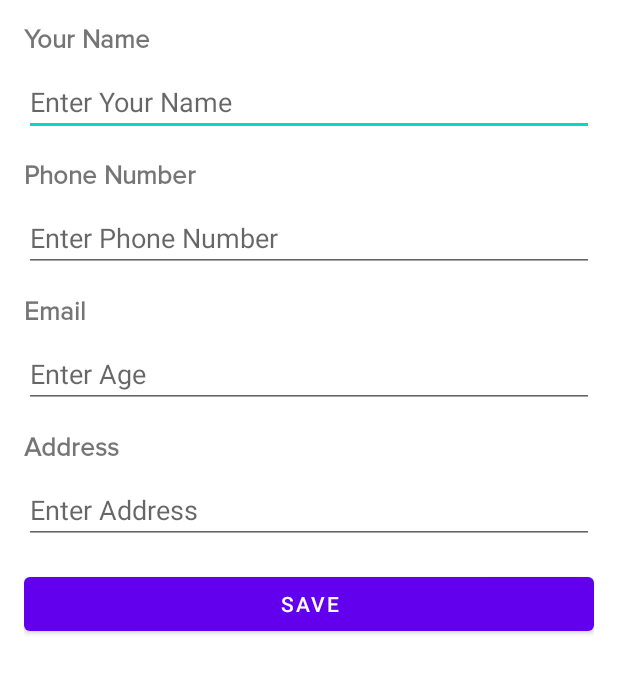
After one commit to Vincley/posturku, an Android app: the layout profile_content_contact.xml on its own in the app's theme, with its tools: preview values and no code run, on a phone screen of 412 x 824 dp. The commit adds this screen. Shown: the top 673 px of the screen. Run offline under Robolectric (Android 15) with nearby library versions, the phone set to English and light mode, and no system bars.

Commit message:
update activity_profile.xml

```diff
--- /dev/null
+++ b/app/src/main/res/layout/profile_content_contact.xml
@@ -0,0 +1,84 @@
+<?xml version="1.0" encoding="utf-8"?>
+<LinearLayout xmlns:android="http://schemas.android.com/apk/res/android"
+    android:layout_width="match_parent"
+    android:layout_height="wrap_content"
+    android:orientation="vertical"
+    android:padding="16dp">
+
+    <TextView
+        android:layout_width="wrap_content"
+        android:layout_height="wrap_content"
+        android:text="Your Name"
+        android:textSize="17sp"
+        android:fontFamily="@font/proximanovaregular"
+        android:textStyle="bold" />
+
+    <EditText
+        android:id="@+id/et_profile_contact_name"
+        android:layout_width="match_parent"
+        android:layout_height="wrap_content"
+        android:layout_marginTop="8dp"
+        android:hint="Enter Your Name"
+        android:inputType="phone" />
+
+    <TextView
+        android:id="@+id/nameTextView"
+        android:layout_width="wrap_content"
+        android:layout_height="wrap_content"
+        android:text="Phone Number"
+        android:textSize="17sp"
+        android:fontFamily="@font/proximanovaregular"
+        android:textStyle="bold"
+        android:layout_marginTop="16dp" />
+
+    <EditText
+        android:id="@+id/et_profile_contact_phone"
+        android:layout_width="match_parent"
+        android:layout_height="wrap_content"
+        android:layout_marginTop="8dp"
+        android:hint="Enter Phone Number"
+        android:inputType="phone" />
+
+    <TextView
+        android:layout_width="wrap_content"
+        android:layout_height="wrap_content"
+        android:text="Email"
+        android:textSize="17sp"
+        android:fontFamily="@font/proximanovaregular"
+        android:textStyle="bold"
+        android:layout_marginTop="16dp" />
+
+    <EditText
+        android:id="@+id/et_profile_contact_email"
+        android:layout_width="match_parent"
+        android:layout_height="wrap_content"
+        android:layout_marginTop="8dp"
+        android:hint="Enter Age"
+        android:inputType="textEmailAddress"/>
+
+
+    <TextView
+        android:layout_width="wrap_content"
+        android:layout_height="wrap_content"
+        android:text="Address"
+        android:textSize="17sp"
+        android:fontFamily="@font/proximanovaregular"
+        android:textStyle="bold"
+        android:layout_marginTop="16dp" />
+
+    <EditText
+        android:id="@+id/et_profile_contact_address"
+        android:layout_width="match_parent"
+        android:layout_height="wrap_content"
+        android:layout_marginTop="8dp"
+        android:hint="Enter Address"
+        android:inputType="text"/>
+
+    <Button
+        android:id="@+id/et_profile_contact_save"
+        android:layout_width="match_parent"
+        android:layout_height="wrap_content"
+        android:layout_marginTop="16dp"
+        android:text="Save" />
+
+</LinearLayout>
```
Also changed, not shown: app/src/main/java/com/capstone/posturku/ui/profile/ProfileActivity.kt (+127 -9 lines), app/src/main/res/drawable/ic_hobby_24dp.xml (added, +7 -0 lines), app/src/main/res/drawable/ic_username_24dp.xml (added, +12 -0 lines), app/src/main/res/layout/profile_content_aboutme.xml (added, +33 -0 lines), app/src/main/res/layout/profile_content_interest.xml (added, +48 -0 lines).
